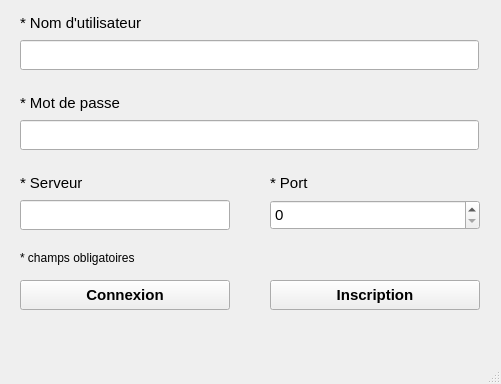
This is User/viewUser.ui in edri/ProjetChat2015 as Qt 5 draws it before an edit. The edited form follows.
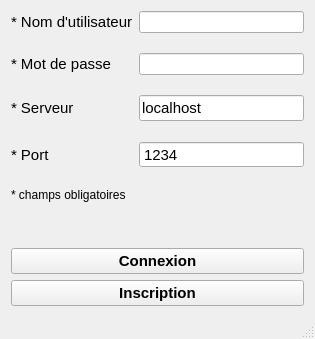
This is the edited form.

Commit message: Fenetre de connexion redimensionnable, mise en camelCase des objets du GUI

The edit to the form file:
```diff
--- a/User/viewUser.ui
+++ b/User/viewUser.ui
@@ -6,64 +6,28 @@
    <rect>
     <x>0</x>
     <y>0</y>
-    <width>501</width>
-    <height>384</height>
+    <width>315</width>
+    <height>339</height>
    </rect>
   </property>
   <property name="windowTitle">
    <string>ViewUser</string>
   </property>
   <widget class="QWidget" name="centralWidget">
-   <widget class="QPushButton" name="btn_inscription">
-    <property name="geometry">
-     <rect>
-      <x>270</x>
-      <y>280</y>
-      <width>210</width>
-      <height>30</height>
-     </rect>
-    </property>
-    <property name="font">
-     <font>
-      <pointsize>11</pointsize>
-      <weight>75</weight>
-      <bold>true</bold>
-     </font>
-    </property>
-    <property name="text">
-     <string>Inscription</string>
-    </property>
-   </widget>
-   <widget class="QLabel" name="lbl_server">
-    <property name="geometry">
-     <rect>
-      <x>20</x>
-      <y>170</y>
-      <width>200</width>
-      <height>25</height>
-     </rect>
-    </property>
-    <property name="font">
-     <font>
-      <pointsize>11</pointsize>
-     </font>
-    </property>
-    <property name="text">
-     <string>* Serveur</string>
-    </property>
-   </widget>
+   <layout class="QVBoxLayout" name="verticalLayout">
+    <item>
+     <layout class="QFormLayout" name="formLayout">
+      <property name="fieldGrowthPolicy">
+       <enum>QFormLayout::AllNonFixedFieldsGrow</enum>
+      </property>
+      <property name="verticalSpacing">
+       <number>20</number>
+      </property>
+      <item row="0" column="0">
    <widget class="QLabel" name="lbl_userName">
     <property name="enabled">
      <bool>true</bool>
     </property>
-    <property name="geometry">
-     <rect>
-      <x>20</x>
-      <y>10</y>
-      <width>459</width>
-      <height>25</height>
-     </rect>
-    </property>
     <property name="sizePolicy">
      <sizepolicy hsizetype="Preferred" vsizetype="Preferred">
       <horstretch>0</horstretch>
@@ -85,33 +49,9 @@
      <string>* Nom d'utilisateur</string>
     </property>
    </widget>
-   <widget class="QLabel" name="lbl_port">
-    <property name="geometry">
-     <rect>
-      <x>270</x>
-      <y>170</y>
-      <width>210</width>
-      <height>25</height>
-     </rect>
-    </property>
-    <property name="font">
-     <font>
-      <pointsize>11</pointsize>
-     </font>
-    </property>
-    <property name="text">
-     <string>* Port</string>
-    </property>
-   </widget>
+      </item>
+      <item row="1" column="0">
    <widget class="QLabel" name="lbl_password">
-    <property name="geometry">
-     <rect>
-      <x>20</x>
-      <y>90</y>
-      <width>459</width>
-      <height>25</height>
-     </rect>
-    </property>
     <property name="maximumSize">
      <size>
       <width>500</width>
@@ -127,92 +67,73 @@
      <string>* Mot de passe</string>
     </property>
    </widget>
-   <widget class="QPushButton" name="btn_connexion">
-    <property name="geometry">
-     <rect>
-      <x>20</x>
-      <y>280</y>
-      <width>210</width>
-      <height>30</height>
-     </rect>
-    </property>
+      </item>
+      <item row="2" column="0">
+       <widget class="QLabel" name="lbl_server">
     <property name="font">
      <font>
       <pointsize>11</pointsize>
-      <weight>75</weight>
-      <bold>true</bold>
      </font>
     </property>
     <property name="text">
-     <string>Connexion</string>
-    </property>
-   </widget>
-   <widget class="QLineEdit" name="ldt_username">
-    <property name="geometry">
-     <rect>
-      <x>20</x>
-      <y>40</y>
-      <width>459</width>
-      <height>30</height>
-     </rect>
-    </property>
-    <property name="maximumSize">
-     <size>
-      <width>500</width>
-      <height>30</height>
-     </size>
-    </property>
-    <property name="font">
-     <font>
-      <pointsize>11</pointsize>
-     </font>
-    </property>
-   </widget>
+         <string>* Serveur</string>
+        </property>
+       </widget>
+      </item>
+      <item row="2" column="1">
    <widget class="QLineEdit" name="ldt_server">
-    <property name="geometry">
-     <rect>
-      <x>20</x>
-      <y>200</y>
-      <width>210</width>
-      <height>30</height>
-     </rect>
-    </property>
+        <property name="font">
+         <font>
+          <pointsize>11</pointsize>
+         </font>
+        </property>
+        <property name="text">
+         <string>localhost</string>
+        </property>
+       </widget>
+      </item>
+      <item row="3" column="0">
+       <widget class="QLabel" name="lbl_port">
     <property name="font">
      <font>
       <pointsize>11</pointsize>
      </font>
     </property>
     <property name="text">
-     <string/>
-    </property>
-   </widget>
+         <string>* Port</string>
+        </property>
+       </widget>
+      </item>
+      <item row="3" column="1">
    <widget class="QSpinBox" name="spinBox">
-    <property name="geometry">
-     <rect>
-      <x>270</x>
-      <y>200</y>
-      <width>210</width>
-      <height>30</height>
-     </rect>
-    </property>
     <property name="font">
      <font>
       <pointsize>11</pointsize>
      </font>
     </property>
+        <property name="buttonSymbols">
+         <enum>QAbstractSpinBox::NoButtons</enum>
+        </property>
+        <property name="minimum">
+         <number>1</number>
+        </property>
     <property name="maximum">
      <number>65536</number>
     </property>
-   </widget>
+        <property name="value">
+         <number>1234</number>
+        </property>
+       </widget>
+      </item>
+      <item row="4" column="0" colspan="2">
+       <widget class="QLabel" name="lbl_required">
+        <property name="text">
+         <string>* champs obligatoires</string>
+        </property>
+       </widget>
+      </item>
+      <item row="5" column="0" colspan="2">
    <widget class="QLabel" name="lbl_info">
-    <property name="geometry">
-     <rect>
-      <x>20</x>
-      <y>320</y>
-      <width>459</width>
-      <height>25</height>
-     </rect>
-    </property>
     <property name="maximumSize">
      <size>
       <width>500</width>
@@ -230,44 +151,50 @@
      <string/>
     </property>
    </widget>
-   <widget class="QLabel" name="label">
-    <property name="geometry">
-     <rect>
-      <x>20</x>
-      <y>250</y>
-      <width>201</width>
-      <height>16</height>
-     </rect>
-    </property>
-    <property name="text">
-     <string>* champs obligatoires</string>
-    </property>
-   </widget>
+      </item>
+      <item row="0" column="1">
+       <widget class="QLineEdit" name="ldt_userName"/>
+      </item>
+      <item row="1" column="1">
    <widget class="QLineEdit" name="ldt_password">
-    <property name="geometry">
-     <rect>
-      <x>20</x>
-      <y>120</y>
-      <width>459</width>
-      <height>30</height>
-     </rect>
-    </property>
-    <property name="maximumSize">
-     <size>
-      <width>500</width>
-      <height>30</height>
-     </size>
-    </property>
-    <property name="font">
-     <font>
-      <pointsize>11</pointsize>
-     </font>
-    </property>
     <property name="echoMode">
      <enum>QLineEdit::Password</enum>
     </property>
    </widget>
-  </widget>
+      </item>
+     </layout>
+    </item>
+    <item>
+     <widget class="QPushButton" name="btn_connexion">
+      <property name="font">
+       <font>
+        <pointsize>11</pointsize>
+        <weight>75</weight>
+        <bold>true</bold>
+       </font>
+      </property>
+      <property name="text">
+       <string>Connexion</string>
+      </property>
+     </widget>
+    </item>
+    <item>
+     <widget class="QPushButton" name="btn_inscription">
+      <property name="font">
+       <font>
+        <pointsize>11</pointsize>
+        <weight>75</weight>
+        <bold>true</bold>
+       </font>
+      </property>
+      <property name="text">
+       <string>Inscription</string>
+      </property>
+     </widget>
+    </item>
+   </layout>
+  </widget>
+  <widget class="QStatusBar" name="statusBar"/>
   <widget class="QMenuBar" name="menuBar">
    <property name="geometry">
     <rect>
@@ -278,7 +205,6 @@
     </rect>
    </property>
   </widget>
-  <widget class="QStatusBar" name="statusBar"/>
  </widget>
  <layoutdefault spacing="6" margin="11"/>
  <resources/>
```
Left out of the diff: 10 changed lines with no effect on the pictures. Lines whose indentation alone changed are shown as unchanged. The commit also changes 1 other file.
